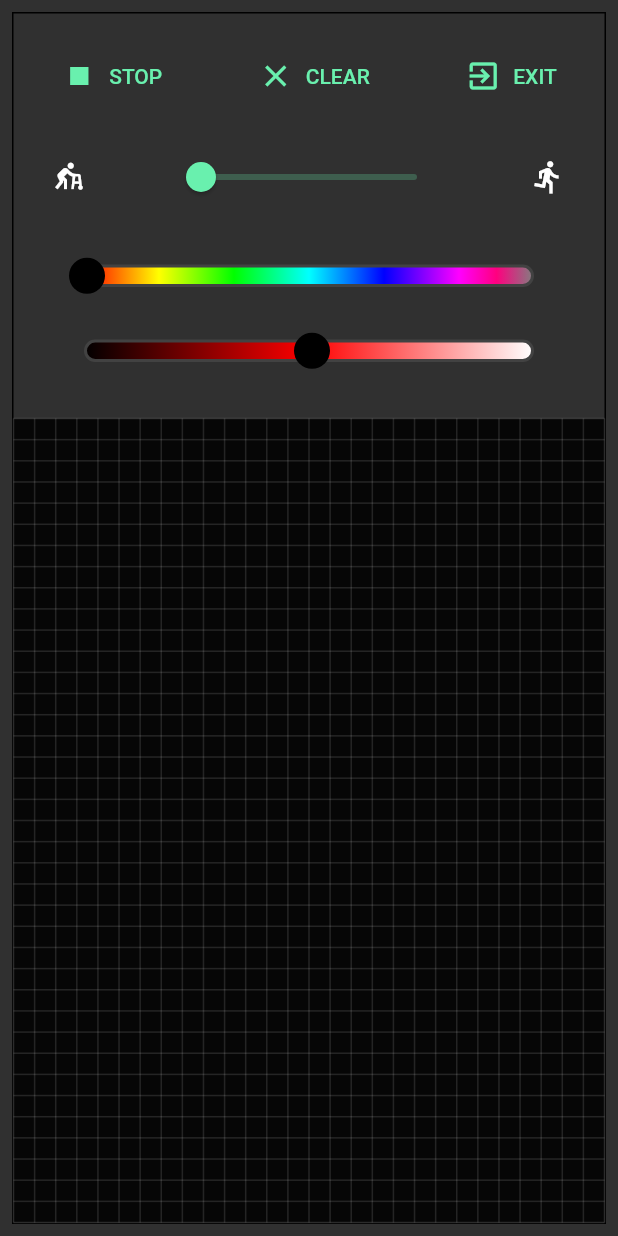
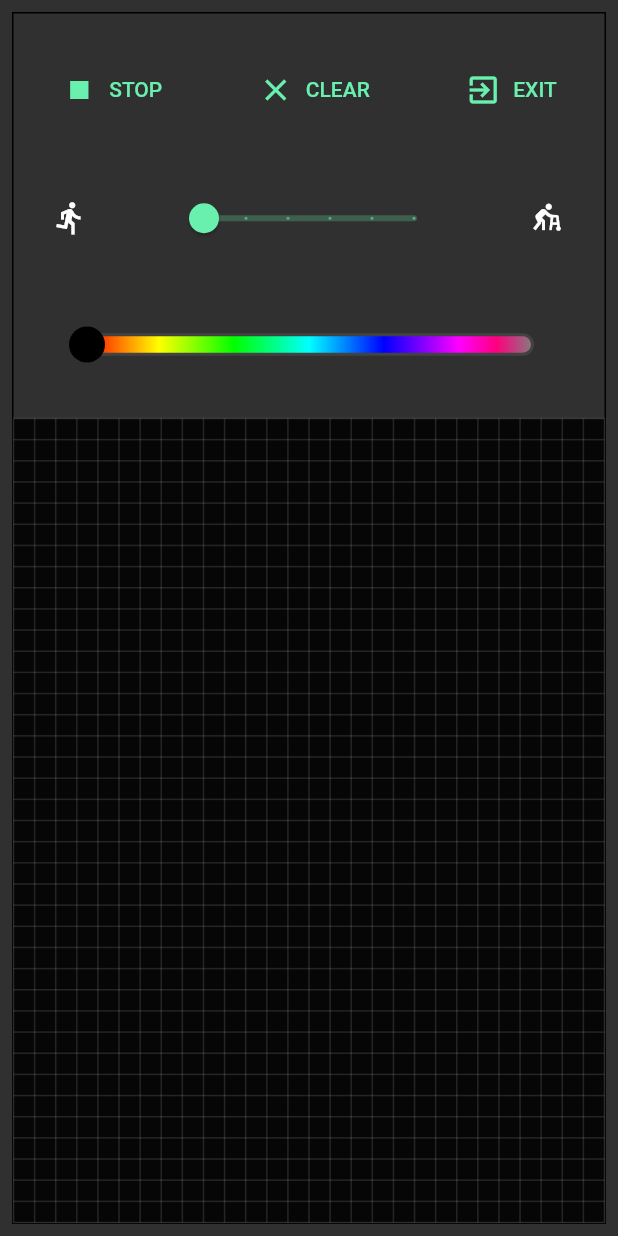
Before and after one commit to Nico-67a2/flutter-game-of-life-y13, a Flutter app: the screen it shows after launch, on a phone screen of 412 x 824 dp. Run offline on Flutter 3.47's test engine with Material 2 defaults, Android fonts, the phone set to English and light mode, and no system bars.

Commit message:
dynamic colors

```diff
--- a/lib/gol/color_picker.dart
+++ b/lib/gol/color_picker.dart
@@ -1,24 +1,32 @@
 import 'package:flutter/material.dart';
+import 'package:game_of_life/gol/globals.dart';
 
 class _SliderIndicatorPainter extends CustomPainter {
   final double position;
+
   _SliderIndicatorPainter(this.position);
+
   @override
   void paint(Canvas canvas, Size size) {
     canvas.drawCircle(
         Offset(position, size.height / 2), 12, Paint()..color = Colors.black);
   }
+
   @override
   bool shouldRepaint(_SliderIndicatorPainter old) {
     return true;
   }
 }
+
 class ColorPicker extends StatefulWidget {
   final double width;
+
   const ColorPicker(this.width, {super.key});
+
   @override
   _ColorPickerState createState() => _ColorPickerState();
 }
+
 class _ColorPickerState extends State<ColorPicker> {
   final List<Color> _colors = [
     Color.fromARGB(255, 255, 0, 0),
@@ -38,14 +46,12 @@ class _ColorPickerState extends State<ColorPicker> {
   double _colorSliderPosition = 0;
   late double _shadeSliderPosition;
   late Color _currentColor;
-  late Color _shadedColor;
 
   @override
   initState() {
     super.initState();
     _currentColor = _calculateSelectedColor(_colorSliderPosition);
     _shadeSliderPosition = widget.width / 2; //center the shader selector
-    _shadedColor = _calculateShadedColor(_shadeSliderPosition);
   }
 
   _colorChangeHandler(double position) {
@@ -59,7 +65,6 @@ class _ColorPickerState extends State<ColorPicker> {
     setState(() {
       _colorSliderPosition = position;
       _currentColor = _calculateSelectedColor(_colorSliderPosition);
-      _shadedColor = _calculateShadedColor(_shadeSliderPosition);
     });
   }
 
@@ -69,46 +74,7 @@ class _ColorPickerState extends State<ColorPicker> {
     if (position < 0) position = 0;
     setState(() {
       _shadeSliderPosition = position;
-      _shadedColor = _calculateShadedColor(_shadeSliderPosition);
     });
-  }
-
-  Color _calculateShadedColor(double position) {
-    double ratio = position / widget.width;
-    if (ratio > 0.5) {
-      //Calculate new color (values converge to 255 to make the color lighter)
-      int redVal = _currentColor.red != 255
-          ? (_currentColor.red +
-          (255 - _currentColor.red) * (ratio - 0.5) / 0.5)
-          .round()
-          : 255;
-      int greenVal = _currentColor.green != 255
-          ? (_currentColor.green +
-          (255 - _currentColor.green) * (ratio - 0.5) / 0.5)
-          .round()
-          : 255;
-      int blueVal = _currentColor.blue != 255
-          ? (_currentColor.blue +
-          (255 - _currentColor.blue) * (ratio - 0.5) / 0.5)
-          .round()
-          : 255;
-      return Color.fromARGB(255, redVal, greenVal, blueVal);
-    } else if (ratio < 0.5) {
-      //Calculate new color (values converge to 0 to make the color darker)
-      int redVal = _currentColor.red != 0
-          ? (_currentColor.red * ratio / 0.5).round()
-          : 0;
-      int greenVal = _currentColor.green != 0
-          ? (_currentColor.green * ratio / 0.5).round()
-          : 0;
-      int blueVal = _currentColor.blue != 0
-          ? (_currentColor.blue * ratio / 0.5).round()
-          : 0;
-      return Color.fromARGB(255, redVal, greenVal, blueVal);
-    } else {
-      //return the base color
-      return _currentColor;
-    }
   }
 
   Color _calculateSelectedColor(double position) {
@@ -138,13 +104,13 @@ class _ColorPickerState extends State<ColorPicker> {
               .round();
       _currentColor = Color.fromARGB(255, redValue, greenValue, blueValue);
     }
+    cellsColor = _currentColor;
     return _currentColor;
   }
 
   @override
   Widget build(BuildContext context) {
-    return Column(
-      children: <Widget>[
+    return Column(children: <Widget>[
       Center(
         child: GestureDetector(
           behavior: HitTestBehavior.opaque,
@@ -176,39 +142,6 @@ class _ColorPickerState extends State<ColorPicker> {
           ),
         ),
       ),
-        Center(
-          child: GestureDetector(
-            behavior: HitTestBehavior.opaque,
-            onHorizontalDragStart: (DragStartDetails details) {
-              _shadeChangeHandler(details.localPosition.dx);
-            },
-            onHorizontalDragUpdate: (DragUpdateDetails details) {
-              _shadeChangeHandler(details.localPosition.dx);
-            },
-            onTapDown: (TapDownDetails details) {
-              _shadeChangeHandler(details.localPosition.dx);
-            },
-            //This outside padding makes it much easier to grab the slider because the gesture detector has
-            // the extra padding to recognize gestures inside of
-            child: Padding(
-              padding: EdgeInsets.all(20),
-              child: Container(
-                width: widget.width,
-                height: 15,
-                decoration: BoxDecoration(
-                  border: Border.all(width: 2, color: (Colors.grey[800])!),
-                  borderRadius: BorderRadius.circular(15),
-                  gradient: LinearGradient(
-                      colors: [Colors.black, _currentColor, Colors.white]),
-                ),
-                child: CustomPaint(
-                  painter: _SliderIndicatorPainter(_shadeSliderPosition),
-                ),
-              ),
-            ),
-          ),
-        ),
-      ],
-    );
+    ]);
   }
 }
--- a/lib/gol/game_of_life.dart
+++ b/lib/gol/game_of_life.dart
@@ -1,23 +1,22 @@
 import 'package:flutter/material.dart';
 import 'package:game_of_life/gol/gol.dart';
 
+
 class GameOfLife extends StatefulWidget {
-  const GameOfLife({
-    required this.milliseconds,
+  GameOfLife({
     required this.cellSize,
     this.controlsHeight = 270,
     this.hideControls = false,
-    this.cellsColor = const Color.fromARGB(255, 55, 242, 158),
+//    this.cellsColor = const Color.fromARGB(255, 55, 242, 158),
     this.backgroundColor = const Color.fromARGB(221, 0, 0, 0),
     this.gridColor = const Color.fromARGB(31, 255, 255, 255),
     Key? key,
   }) : super(key: key);
 
-  final int milliseconds;
   final double cellSize;
   final double controlsHeight;
   final bool hideControls;
-  final Color cellsColor;
+//  final Color cellsColor;
   final Color gridColor;
   final Color backgroundColor;
 
@@ -34,7 +33,6 @@ class _GameOfLifeState extends State<GameOfLife> {
       if (context.size is Size) {
         setState(() {
           lifeController = LifeController(
-            milliseconds: widget.milliseconds,
             cellSize: widget.cellSize,
             gridSize: Size(
               context.size!.width,
@@ -77,7 +75,7 @@ class _GameOfLifeState extends State<GameOfLife> {
                     Expanded(
                       child: LifeGrid(
                         controller: lifeController!,
-                  cellsColor: widget.cellsColor,
+//                        cellsColor: widget.cellsColor,
                         gridColor: widget.gridColor,
                         backgroundColor: widget.backgroundColor,
                       ),
--- /dev/null
+++ b/lib/gol/globals.dart
@@ -0,0 +1,7 @@
+
+import 'dart:ui';
+
+int milliseconds = 200;
+int starting_milliseconds = 200;
+
+var cellsColor = Color.fromARGB(255, 55, 242, 158);
--- a/lib/gol/life_controller.dart
+++ b/lib/gol/life_controller.dart
@@ -1,10 +1,10 @@
 import 'dart:async';
 
 import 'package:flutter/material.dart';
+import 'package:game_of_life/gol/globals.dart';
 
 class LifeController {
   LifeController({
-    required this.milliseconds,
     required this.cellSize,
     required this.gridSize,
     required this.controlsSize,
@@ -20,8 +20,6 @@ class LifeController {
   final double cellSize;
   final Size gridSize;
   final Size controlsSize;
-
-  final int milliseconds;
 
   late List<List<int>> cells;
   late List<List<int>> backBuffer;
--- a/lib/gol/life_controls.dart
+++ b/lib/gol/life_controls.dart
@@ -2,8 +2,8 @@ import 'dart:io';
 
 import 'package:flutter/material.dart';
 import 'package:game_of_life/gol/gol.dart';
-import 'package:game_of_life/gol/life_controller.dart';
 import 'package:game_of_life/gol/color_picker.dart';
+import 'package:game_of_life/gol/globals.dart';
 
 class LifeControls extends StatefulWidget {
   const LifeControls({
@@ -18,8 +18,8 @@ class LifeControls extends StatefulWidget {
 }
 
 class _LifeControlsState extends State<LifeControls> {
-  late int ticks = 0;
-  double _value =  0;
+  int ticks = 0;
+  int _value = 0;
 
   @override
   void initState() {
@@ -71,19 +71,24 @@ class _LifeControlsState extends State<LifeControls> {
               Row(
                 mainAxisAlignment: MainAxisAlignment.spaceAround,
                 children: [
-                  Icon(Icons.assist_walker),
+                  Icon(Icons.directions_run),
                   Slider(
                     min: 0.0,
-                    max: 500.0,
-                    value: _value,
+                    max: 2000.0,
+                    value: _value.toDouble(),
+                    divisions: 5,
+               // use label to see the value that will be added to starting_milliseconds
+               //     label: _value.round().toString(),
                     onChanged: (value) {
                       setState(() {
-                        _value = value;
-                   //     LifeController.milliseconds = LifeController.milliseconds - value;
+                        _value = value.toInt();
+                        milliseconds = (starting_milliseconds + value).toInt();
+                        // print to console so we can see values go up and down
+                        print("$milliseconds");
                       });
                     },
                   ),
-                  Icon(Icons.directions_run),
+                  Icon(Icons.assist_walker),
                 ],
               ),
               Row(
--- a/lib/gol/life_grid.dart
+++ b/lib/gol/life_grid.dart
@@ -1,17 +1,18 @@
 import 'package:flutter/material.dart';
 import 'package:game_of_life/gol/gol.dart';
+import 'package:game_of_life/gol/globals.dart';
 
 class LifeGrid extends StatefulWidget {
   const LifeGrid({
     required this.controller,
-    required this.cellsColor,
+//    required this.cellsColor,
     required this.gridColor,
     required this.backgroundColor,
     Key? key,
   }) : super(key: key);
 
   final LifeController controller;
-  final Color cellsColor;
+//  final Color cellsColor;
   final Color gridColor;
   final Color backgroundColor;
 
@@ -41,7 +42,7 @@ class _LifeGridState extends State<LifeGrid> with TickerProviderStateMixin {
           r: widget.controller.rowsCount,
           c: widget.controller.columnsCount,
           cells: widget.controller.cells,
-          cellsColor: widget.cellsColor,
+          cellsColor: cellsColor,
           gridColor: widget.gridColor,
           backgroundColor: widget.backgroundColor,
         ),
--- a/lib/main.dart
+++ b/lib/main.dart
@@ -2,7 +2,7 @@ import 'package:flutter/material.dart';
 import 'package:game_of_life/gol/gol.dart';
 
 void main() {
-  runApp(const MyApp());
+  runApp(MyApp());
 }
 
 class MyApp extends StatelessWidget {
@@ -25,10 +25,9 @@ class MyApp extends StatelessWidget {
             child: Container(
               decoration: BoxDecoration(border: Border.all()),
               child: GameOfLife(
-                milliseconds: 200,
                 cellSize: 14,
                 hideControls: false,
-                cellsColor: Colors.greenAccent,
+//                cellsColor: Colors.greenAccent,
               ),
             ),
           ),
```
Lines whose indentation alone changed are shown as unchanged.
